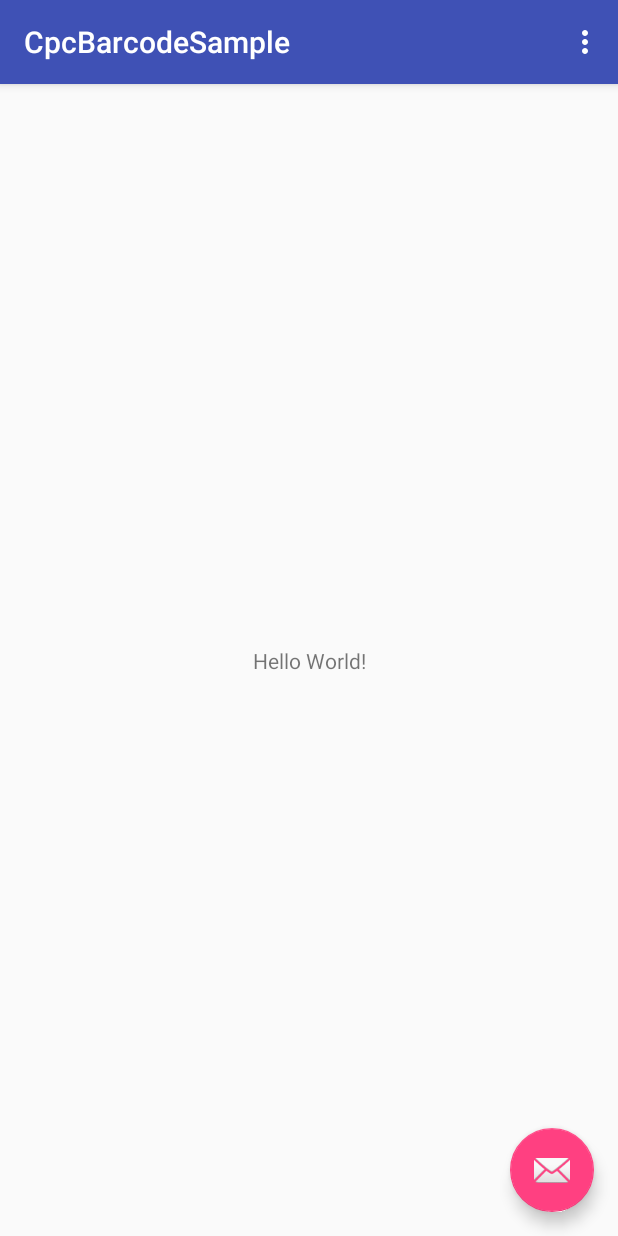
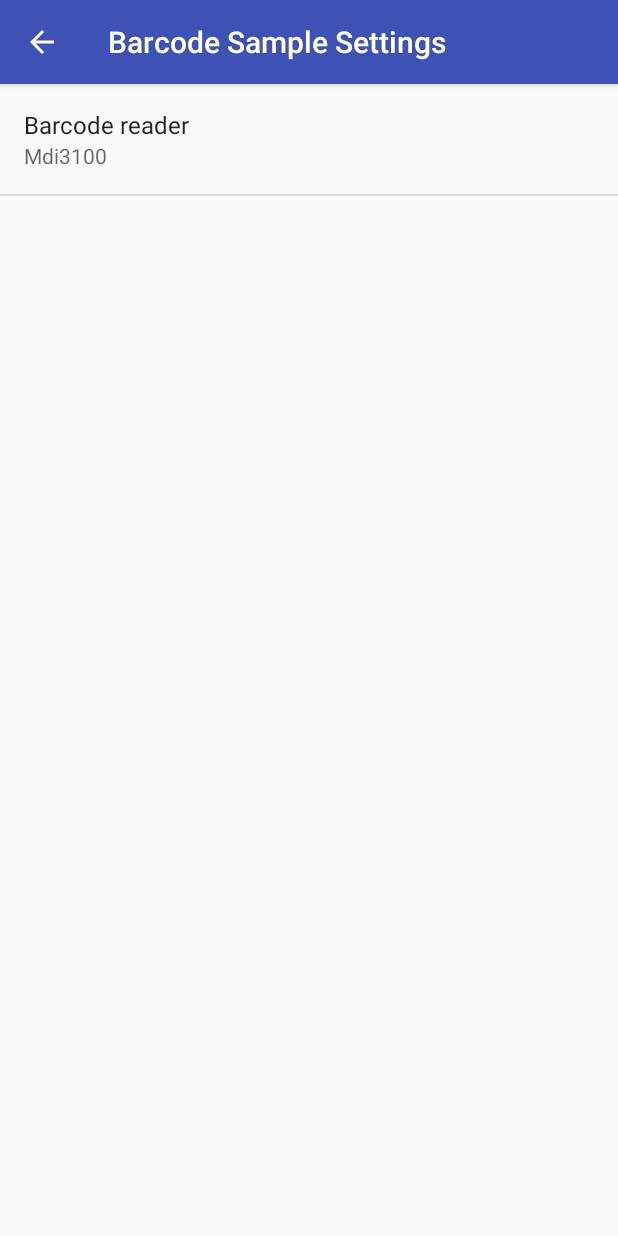
Before and after one commit to Coppernic/BarcodeSample, an Android app: the screen it shows after launch (BarcodeActivity before the commit, SettingsActivity after it), in the options menu, after a tap on "Settings", on a phone screen of 412 x 824 dp. Run offline under Robolectric (Android 15) with nearby library versions, the phone set to English and light mode, and no system bars.

Commit message:
[DEV] Add Settings activity

```diff
--- a/build.gradle
+++ b/build.gradle
@@ -13,6 +13,7 @@ android {
 
         testInstrumentationRunner "android.support.test.runner.AndroidJUnitRunner"
 
+        vectorDrawables.useSupportLibrary = true
     }
     buildTypes {
         release {
@@ -30,5 +31,7 @@ dependencies {
     compile 'com.android.support:appcompat-v7:25.2.0'
     compile 'com.android.support.constraint:constraint-layout:1.0.1'
     compile 'com.android.support:design:25.2.0'
+    compile 'com.android.support:support-v4:25.2.0'
+    compile 'com.android.support:support-vector-drawable:25.2.0'
     testCompile 'junit:junit:4.12'
 }
--- a/src/main/AndroidManifest.xml
+++ b/src/main/AndroidManifest.xml
@@ -19,6 +19,10 @@
                 <category android:name="android.intent.category.LAUNCHER"/>
             </intent-filter>
         </activity>
+        <activity
+            android:name=".SettingsActivity"
+            android:label="@string/title_activity_settings">
+        </activity>
     </application>
 
 </manifest>
--- /dev/null
+++ b/src/main/java/fr/coppernic/sample/barcode/AppCompatActivity.java
@@ -0,0 +1,109 @@
+package fr.coppernic.sample.barcode;
+
+import android.app.Activity;
+import android.content.res.Configuration;
+import android.os.Bundle;
+import android.support.annotation.LayoutRes;
+import android.support.annotation.Nullable;
+import android.support.v7.app.ActionBar;
+import android.support.v7.app.AppCompatDelegate;
+import android.support.v7.widget.Toolbar;
+import android.view.MenuInflater;
+import android.view.View;
+import android.view.ViewGroup;
+
+/**
+ * A {@link android.preference.PreferenceActivity} which implements and proxies the necessary calls
+ * to be used with AppCompat.
+ */
+public abstract class AppCompatActivity extends Activity {
+
+	private AppCompatDelegate mDelegate;
+
+	@Override
+	protected void onCreate(Bundle savedInstanceState) {
+		getDelegate().installViewFactory();
+		getDelegate().onCreate(savedInstanceState);
+		super.onCreate(savedInstanceState);
+	}
+
+	@Override
+	protected void onPostCreate(Bundle savedInstanceState) {
+		super.onPostCreate(savedInstanceState);
+		getDelegate().onPostCreate(savedInstanceState);
+	}
+
+	public ActionBar getSupportActionBar() {
+		return getDelegate().getSupportActionBar();
+	}
+
+	public void setSupportActionBar(@Nullable Toolbar toolbar) {
+		getDelegate().setSupportActionBar(toolbar);
+	}
+
+	@Override
+	public MenuInflater getMenuInflater() {
+		return getDelegate().getMenuInflater();
+	}
+
+	@Override
+	public void setContentView(@LayoutRes int layoutResID) {
+		getDelegate().setContentView(layoutResID);
+	}
+
+	@Override
+	public void setContentView(View view) {
+		getDelegate().setContentView(view);
+	}
+
+	@Override
+	public void setContentView(View view, ViewGroup.LayoutParams params) {
+		getDelegate().setContentView(view, params);
+	}
+
+	@Override
+	public void addContentView(View view, ViewGroup.LayoutParams params) {
+		getDelegate().addContentView(view, params);
+	}
+
+	@Override
+	protected void onPostResume() {
+		super.onPostResume();
+		getDelegate().onPostResume();
+	}
+
+	@Override
+	protected void onTitleChanged(CharSequence title, int color) {
+		super.onTitleChanged(title, color);
+		getDelegate().setTitle(title);
+	}
+
+	@Override
+	public void onConfigurationChanged(Configuration newConfig) {
+		super.onConfigurationChanged(newConfig);
+		getDelegate().onConfigurationChanged(newConfig);
+	}
+
+	@Override
+	protected void onStop() {
+		super.onStop();
+		getDelegate().onStop();
+	}
+
+	@Override
+	protected void onDestroy() {
+		super.onDestroy();
+		getDelegate().onDestroy();
+	}
+
+	public void invalidateOptionsMenu() {
+		getDelegate().invalidateOptionsMenu();
+	}
+
+	private AppCompatDelegate getDelegate() {
+		if (mDelegate == null) {
+			mDelegate = AppCompatDelegate.create(this, null);
+		}
+		return mDelegate;
+	}
+}
--- a/src/main/java/fr/coppernic/sample/barcode/BarcodeActivity.java
+++ b/src/main/java/fr/coppernic/sample/barcode/BarcodeActivity.java
@@ -1,11 +1,9 @@
 package fr.coppernic.sample.barcode;
 
+import android.content.Intent;
 import android.os.Bundle;
-import android.support.design.widget.FloatingActionButton;
-import android.support.design.widget.Snackbar;
 import android.support.v7.app.AppCompatActivity;
 import android.support.v7.widget.Toolbar;
-import android.view.View;
 import android.view.Menu;
 import android.view.MenuItem;
 
@@ -17,15 +15,6 @@ public class BarcodeActivity extends AppCompatActivity {
 		setContentView(R.layout.activity_barcode);
 		Toolbar toolbar = (Toolbar) findViewById(R.id.toolbar);
 		setSupportActionBar(toolbar);
-
-		FloatingActionButton fab = (FloatingActionButton) findViewById(R.id.fab);
-		fab.setOnClickListener(new View.OnClickListener() {
-			@Override
-			public void onClick(View view) {
-				Snackbar.make(view, "Replace with your own action", Snackbar.LENGTH_LONG)
-					.setAction("Action", null).show();
-			}
-		});
 	}
 
 	@Override
@@ -44,6 +33,9 @@ public class BarcodeActivity extends AppCompatActivity {
 
 		//noinspection SimplifiableIfStatement
 		if (id == R.id.action_settings) {
+			Intent intent = new Intent(this, SettingsActivity.class);
+			intent.setFlags(Intent.FLAG_ACTIVITY_NO_ANIMATION);
+			startActivity(intent);
 			return true;
 		}
 
--- a/src/main/java/fr/coppernic/sample/barcode/BarcodeActivityFragment.java
+++ b/src/main/java/fr/coppernic/sample/barcode/BarcodeActivityFragment.java
@@ -1,7 +1,7 @@
 package fr.coppernic.sample.barcode;
 
+import android.os.Bundle;
 import android.support.v4.app.Fragment;
-import android.os.Bundle;
 import android.view.LayoutInflater;
 import android.view.View;
 import android.view.ViewGroup;
--- /dev/null
+++ b/src/main/java/fr/coppernic/sample/barcode/SettingsActivity.java
@@ -0,0 +1,144 @@
+package fr.coppernic.sample.barcode;
+
+
+import android.annotation.TargetApi;
+import android.content.Intent;
+import android.os.Build;
+import android.os.Bundle;
+import android.preference.ListPreference;
+import android.preference.Preference;
+import android.preference.PreferenceActivity;
+import android.preference.PreferenceFragment;
+import android.preference.PreferenceManager;
+import android.support.v7.app.ActionBar;
+import android.view.MenuItem;
+
+/**
+ * A {@link PreferenceActivity} that presents a set of application settings. On
+ * handset devices, settings are presented as a single list. On tablets,
+ * settings are split by category, with category headers shown to the left of
+ * the list of settings.
+ * <p>
+ * See <a href="http://developer.android.com/design/patterns/settings.html">
+ * Android Design: Settings</a> for design guidelines and the <a
+ * href="http://developer.android.com/guide/topics/ui/settings.html">Settings
+ * API Guide</a> for more information on developing a Settings UI.
+ */
+public class SettingsActivity extends AppCompatActivity {
+	/**
+	 * A preference value change listener that updates the preference's summary
+	 * to reflect its new value.
+	 */
+	private static Preference.OnPreferenceChangeListener sBindPreferenceSummaryToValueListener =
+		new Preference.OnPreferenceChangeListener() {
+			@Override
+			public boolean onPreferenceChange(Preference preference, Object value) {
+				String stringValue = value.toString();
+
+				if (preference instanceof ListPreference) {
+					// For list preferences, look up the correct display value in
+					// the preference's 'entries' list.
+					ListPreference listPreference = (ListPreference) preference;
+					int index = listPreference.findIndexOfValue(stringValue);
+
+					// Set the summary to reflect the new value.
+					preference.setSummary(
+						index >= 0
+						? listPreference.getEntries()[index]
+						: null);
+
+				} else {
+					// For all other preferences, set the summary to the value's
+					// simple string representation.
+					preference.setSummary(stringValue);
+				}
+				return true;
+			}
+		};
+
+	/**
+	 * Binds a preference's summary to its value. More specifically, when the
+	 * preference's value is changed, its summary (line of text below the
+	 * preference title) is updated to reflect the value. The summary is also
+	 * immediately updated upon calling this method. The exact display format is
+	 * dependent on the type of preference.
+	 *
+	 * @see #sBindPreferenceSummaryToValueListener
+	 */
+	private static void bindPreferenceSummaryToValue(Preference preference) {
+		// Set the listener to watch for value changes.
+		preference.setOnPreferenceChangeListener(sBindPreferenceSummaryToValueListener);
+
+		// Trigger the listener immediately with the preference's
+		// current value.
+		sBindPreferenceSummaryToValueListener.onPreferenceChange(preference,
+		                                                         PreferenceManager
+			                                                         .getDefaultSharedPreferences(
+				                                                         preference.getContext())
+			                                                         .getString(preference.getKey(),
+			                                                                    ""));
+	}
+
+	@Override
+	protected void onCreate(Bundle savedInstanceState) {
+		super.onCreate(savedInstanceState);
+		//setContentView(R.layout.settings_activity);
+		setupActionBar();
+		setupFragment();
+	}
+
+	@Override
+	public boolean onOptionsItemSelected(MenuItem item) {
+		int id = item.getItemId();
+
+		if (id == android.R.id.home) {
+			onBackPressed();
+			return true;
+		}
+
+		return super.onOptionsItemSelected(item);
+	}
+
+	/**
+	 * Set up the {@link android.app.ActionBar}, if the API is available.
+	 */
+	private void setupActionBar() {
+		ActionBar actionBar = getSupportActionBar();
+		if (actionBar != null) {
+			// Show the Up button in the action bar.
+			actionBar.setDisplayHomeAsUpEnabled(true);
+		}
+	}
+
+	private void setupFragment() {
+		getFragmentManager().beginTransaction()
+			.replace(android.R.id.content, new SettingsFragment())
+			.commit();
+	}
+
+	@TargetApi(Build.VERSION_CODES.HONEYCOMB)
+	public static class SettingsFragment extends PreferenceFragment {
+		@Override
+		public void onCreate(Bundle savedInstanceState) {
+			super.onCreate(savedInstanceState);
+			addPreferencesFromResource(R.xml.preferences);
+			setHasOptionsMenu(true);
+
+			// Bind the summaries of EditText/List/Dialog/Ringtone preferences
+			// to their values. When their values change, their summaries are
+			// updated to reflect the new value, per the Android Design
+			// guidelines.
+			bindPreferenceSummaryToValue(findPreference("key_barcode_reader"));
+		}
+
+		@Override
+		public boolean onOptionsItemSelected(MenuItem item) {
+			int id = item.getItemId();
+			if (id == android.R.id.home) {
+				startActivity(new Intent(getActivity(), SettingsActivity.class));
+				return true;
+			}
+			return super.onOptionsItemSelected(item);
+		}
+	}
+}
--- a/src/main/res/layout/activity_barcode.xml
+++ b/src/main/res/layout/activity_barcode.xml
@@ -23,12 +23,4 @@
 
     <include layout="@layout/content_barcode"/>
 
-    <android.support.design.widget.FloatingActionButton
-        android:id="@+id/fab"
-        android:layout_width="wrap_content"
-        android:layout_height="wrap_content"
-        android:layout_gravity="bottom|end"
-        android:layout_margin="@dimen/fab_margin"
-        app:srcCompat="@android:drawable/ic_dialog_email"/>
-
 </android.support.design.widget.CoordinatorLayout>
--- a/src/main/res/layout/content_barcode.xml
+++ b/src/main/res/layout/content_barcode.xml
@@ -1,4 +1,5 @@
-<fragment android:id="@+id/fragment"
+<fragment
+    android:id="@+id/fragment"
     android:name="fr.coppernic.sample.barcode.BarcodeActivityFragment"
     xmlns:android="http://schemas.android.com/apk/res/android"
     xmlns:app="http://schemas.android.com/apk/res-auto"
--- a/src/main/res/layout/fragment_barcode.xml
+++ b/src/main/res/layout/fragment_barcode.xml
@@ -1,20 +1,10 @@
 <?xml version="1.0" encoding="utf-8"?>
 <android.support.constraint.ConstraintLayout
     xmlns:android="http://schemas.android.com/apk/res/android"
-    xmlns:app="http://schemas.android.com/apk/res-auto"
     xmlns:tools="http://schemas.android.com/tools"
     android:layout_width="match_parent"
     android:layout_height="match_parent"
     tools:context="fr.coppernic.sample.barcode.BarcodeActivityFragment"
     tools:showIn="@layout/activity_barcode">
 
-    <TextView
-        android:layout_width="wrap_content"
-        android:layout_height="wrap_content"
-        android:text="Hello World!"
-        app:layout_constraintBottom_toBottomOf="parent"
-        app:layout_constraintLeft_toLeftOf="parent"
-        app:layout_constraintRight_toRightOf="parent"
-        app:layout_constraintTop_toTopOf="parent"/>
-
 </android.support.constraint.ConstraintLayout>
--- a/src/main/res/values/strings.xml
+++ b/src/main/res/values/strings.xml
@@ -1,4 +1,16 @@
 <resources>
-    <string name="app_name">CpcBarcodeSample</string>
-    <string name="action_settings">Settings</string>
+    <string name="app_name" translatable="false">Barcode Sample</string>
+    <string name="action_settings" translatable="false">Settings</string>
+    <string name="pref_title_barcode_reader">Barcode reader</string>
+    <string name="pref_title_barcode_reader_type">Barcode reader type</string>
+    <string name="pref_barcode_reader_default">0</string>
+    <string-array name="pref_barcode_reader_entries">
+        <item>Mdi3100</item>
+    </string-array>
+    <string-array name="pref_barcode_reader_values">
+        <item>0</item>
+    </string-array>
+
+    <string name="title_activity_settings">Barcode Sample Settings</string>
+
 </resources>
--- a/src/main/res/values/styles.xml
+++ b/src/main/res/values/styles.xml
@@ -7,11 +7,14 @@
         <item name="colorPrimaryDark">@color/colorPrimaryDark</item>
         <item name="colorAccent">@color/colorAccent</item>
     </style>
+
     <style name="AppTheme.NoActionBar">
         <item name="windowActionBar">false</item>
         <item name="windowNoTitle">true</item>
     </style>
+
     <style name="AppTheme.AppBarOverlay" parent="ThemeOverlay.AppCompat.Dark.ActionBar"/>
+
     <style name="AppTheme.PopupOverlay" parent="ThemeOverlay.AppCompat.Light"/>
 
 </resources>
--- /dev/null
+++ b/src/main/res/xml/preferences.xml
@@ -0,0 +1,10 @@
+<?xml version="1.0" encoding="utf-8"?>
+<PreferenceScreen xmlns:android="http://schemas.android.com/apk/res/android">
+    <ListPreference
+        android:defaultValue="@string/pref_barcode_reader_default"
+        android:dialogTitle="@string/pref_title_barcode_reader_type"
+        android:entries="@array/pref_barcode_reader_entries"
+        android:entryValues="@array/pref_barcode_reader_values"
+        android:key="key_barcode_reader"
+        android:title="@string/pref_title_barcode_reader"/>
+</PreferenceScreen>
```
Also changed, not shown: src/main/res/drawable/ic_info_black_24dp.xml (added, +9 -0 lines), src/main/res/drawable/ic_notifications_black_24dp.xml (added, +9 -0 lines), src/main/res/drawable/ic_sync_black_24dp.xml (added, +9 -0 lines), src/main/res/layout/settings_activity.xml (added, +7 -0 lines), src/main/res/menu/menu_barcode.xml (+5 -4 lines), 2 other files. Lines whose indentation alone changed are shown as unchanged.
